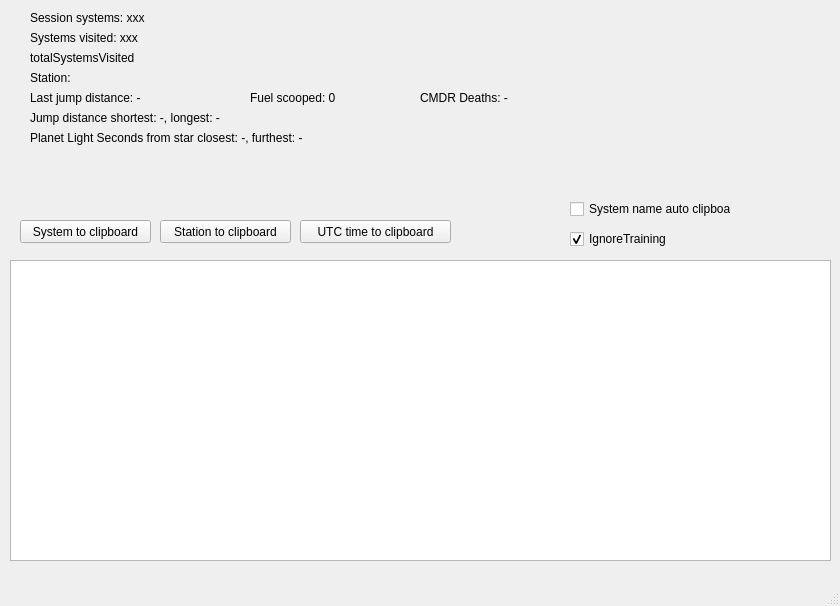
Before: the Qt Designer form mainwindow.ui in SnakeManPMC/elite-EliteLog, drawn with Qt 5.
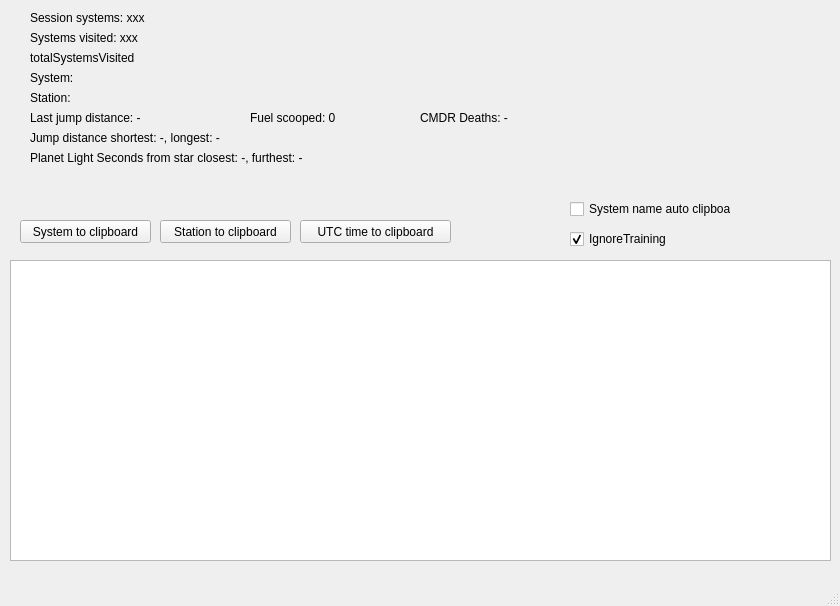
After: the same form once the commit is applied.

Commit message: System name to GUI.

Diff of the .ui file:
```diff
--- a/mainwindow.ui
+++ b/mainwindow.ui
@@ -28,7 +28,7 @@
     <property name="geometry">
      <rect>
       <x>30</x>
-      <y>70</y>
+      <y>90</y>
       <width>771</width>
       <height>16</height>
      </rect>
@@ -148,7 +148,7 @@
     <property name="geometry">
      <rect>
       <x>30</x>
-      <y>90</y>
+      <y>110</y>
       <width>241</width>
       <height>16</height>
      </rect>
@@ -161,7 +161,7 @@
     <property name="geometry">
      <rect>
       <x>420</x>
-      <y>90</y>
+      <y>110</y>
       <width>111</width>
       <height>16</height>
      </rect>
@@ -174,7 +174,7 @@
     <property name="geometry">
      <rect>
       <x>250</x>
-      <y>90</y>
+      <y>110</y>
       <width>161</width>
       <height>16</height>
      </rect>
@@ -187,7 +187,7 @@
     <property name="geometry">
      <rect>
       <x>30</x>
-      <y>110</y>
+      <y>130</y>
       <width>241</width>
       <height>16</height>
      </rect>
@@ -200,7 +200,7 @@
     <property name="geometry">
      <rect>
       <x>30</x>
-      <y>130</y>
+      <y>150</y>
       <width>481</width>
       <height>16</height>
      </rect>
@@ -209,6 +209,19 @@
      <string>Planet Light Seconds from star closest: -, furthest: -</string>
     </property>
    </widget>
+   <widget class="QLabel" name="SystemName">
+    <property name="geometry">
+     <rect>
+      <x>30</x>
+      <y>70</y>
+      <width>771</width>
+      <height>16</height>
+     </rect>
+    </property>
+    <property name="text">
+     <string>System: </string>
+    </property>
+   </widget>
   </widget>
   <widget class="QMenuBar" name="menuBar">
    <property name="geometry">
```
The commit also changes 1 other file.
